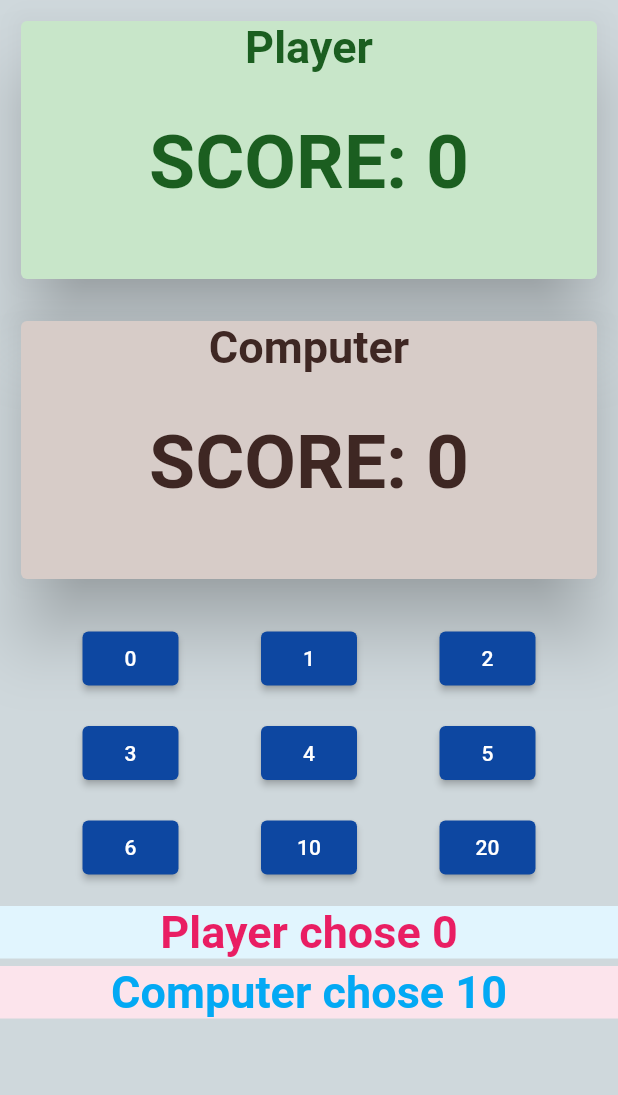
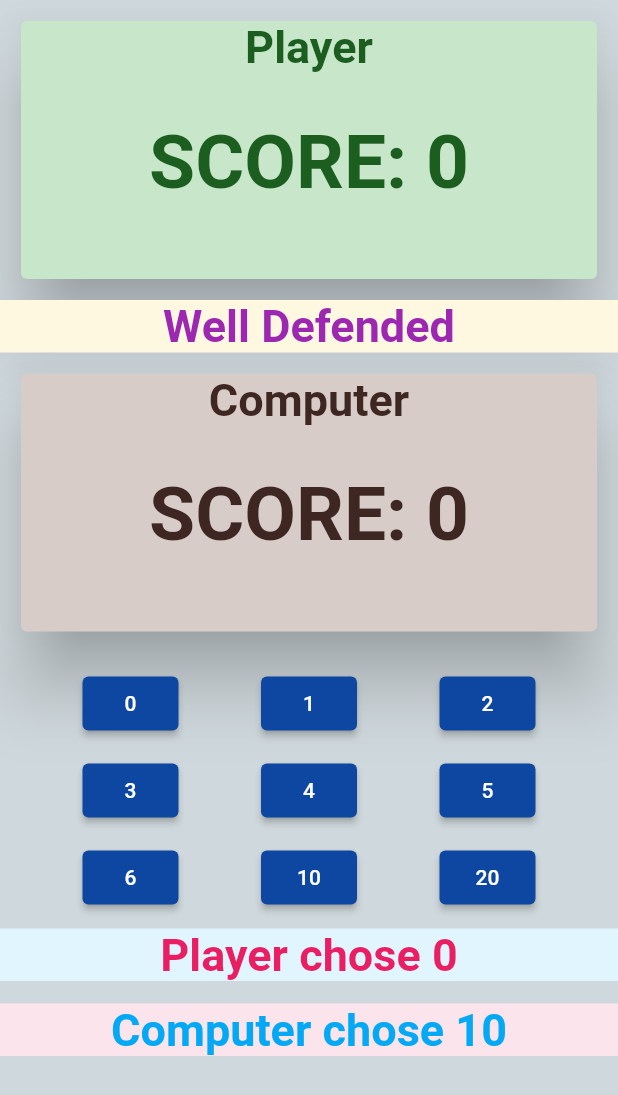
Before and after one commit to namsac16/odd_eve, a Flutter app: the GamePage widget shown alone on an empty page, opened directly with empty values, after a tap on an icon or button, on a phone screen of 412 x 824 dp. Shown: the top 1095 px of the screen. Run offline on Flutter 3.47's test engine with Material 2 defaults, Android fonts, the phone set to English and light mode, and no system bars.

Commit message:
Added Message Feature

```diff
--- a/lib/game.dart
+++ b/lib/game.dart
@@ -21,6 +21,65 @@ class _GamePageState extends State<GamePage> {
   var playerChoice = 0;
   var compChoice = 0;
 
+  String message = "Start Game!!!";
+
+  void setMessage(int choice) {
+    setState(() {
+      switch (choice) {
+        case -1:
+        {
+          message = "And That's OUT!";
+          break;
+        }
+        case 0:
+        {
+          message = "Well Defended";
+          break;
+        }
+        case 1:
+          {
+            message = "Just a Single";
+            break;
+          }
+        case 2:
+          {
+            message = "Double!!";
+            break;
+          }
+        case 3:
+          {
+            message = "Triple!!!";
+            break;
+          }
+        case 4:
+          {
+            message = "Faboulous FOUR!";
+            break;
+          }
+        case 5:
+          {
+            message = "Five Runs!";
+            break;
+          }
+        case 6:
+          {
+            message = "Sensational SIX!";
+            break;
+          }
+        case 10:
+          {
+            message = "TEN RUNS!!!";
+            break;
+          }
+        case 20:
+        {
+          message = "TWENTY RUNS!!!!!";
+          break;
+        }
+      }
+    });
+  }
+
   final List<int> numbers = [0, 1, 2, 3, 4, 5, 6, 10, 20];
   final _random = new Random();
 
@@ -32,6 +91,7 @@ class _GamePageState extends State<GamePage> {
         scores[widget.index] += score;
       else if (widget.index == 1) scores[widget.index] += compChoice;
     });
+    setMessage((widget.index == 0) ? score : compChoice);
   }
 
   void choices(int choice) {
@@ -39,6 +99,7 @@ class _GamePageState extends State<GamePage> {
       playerChoice = choice;
       compChoice = numbers[_random.nextInt(numbers.length)];
       if (playerChoice == compChoice) {
+        setMessage(-1);
         if (widget.index == 0)
           widget.indexHandler();
         else {
@@ -51,8 +112,7 @@ class _GamePageState extends State<GamePage> {
           widget.winnerHandler(winner, scores[0], scores[1]);
           widget.indexHandler();
         }
-      }
-      else{
+      } else {
         incScore(choice);
       }
       if (scores[1] > scores[0]) {
@@ -68,25 +128,36 @@ class _GamePageState extends State<GamePage> {
     return Container(
       width: double.infinity,
       color: Colors.blueGrey[100],
-      child: Column(
+      child: ListView(
         children: [
           CardWidget(
               text: players[0],
               score: scores[0],
               backColor: Colors.green[100],
               textColor: Colors.green[900]),
+          Container(
+            color: Colors.amber[50],
+            child: Text(
+              "$message",
+              textAlign: TextAlign.center,
+              style: TextStyle(
+                  color: Colors.purple,
+                  fontSize: 30.0,
+                  fontWeight: FontWeight.bold),
+            ),
+          ),
           CardWidget(
               text: players[1],
               score: scores[1],
               backColor: Colors.brown[100],
               textColor: Colors.brown[900]),
-          SizedBox(height: 15),
+          SizedBox(height: 10),
           RowButtons(['0', '1', '2'], choices),
-          SizedBox(height: 15),
+          SizedBox(height: 10),
           RowButtons(['3', '4', '5'], choices),
-          SizedBox(height: 15),
+          SizedBox(height: 10),
           RowButtons(['6', '10', '20'], choices),
-          SizedBox(height: 15),
+          SizedBox(height: 10),
           Container(
             width: double.infinity,
             child: Text(
@@ -99,7 +170,7 @@ class _GamePageState extends State<GamePage> {
             ),
             color: Colors.lightBlue[50],
           ),
-          SizedBox(height: 5),
+          SizedBox(height: 15.0),
           Container(
             width: double.infinity,
             child: Text(
--- a/lib/main.dart
+++ b/lib/main.dart
@@ -34,6 +34,7 @@ class _MyAppState extends State<MyApp> {
   @override
   Widget build(BuildContext context) {
     return MaterialApp(
+      debugShowCheckedModeBanner: false,
       theme: ThemeData(primarySwatch: Colors.blueGrey),
       home: Scaffold(
         appBar: AppBar(
```
